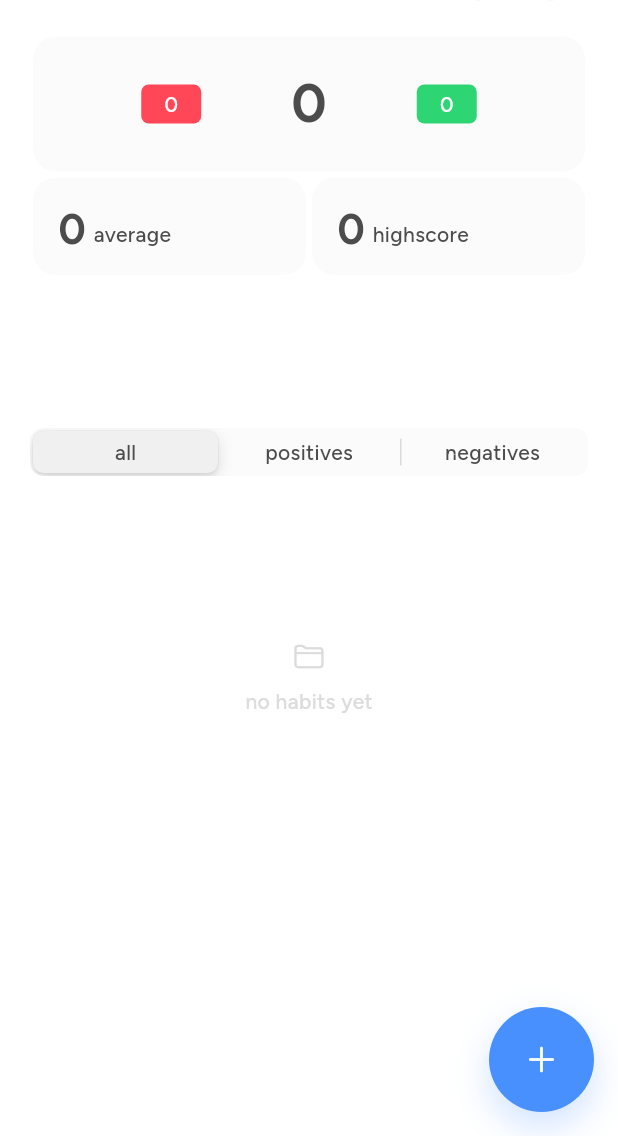
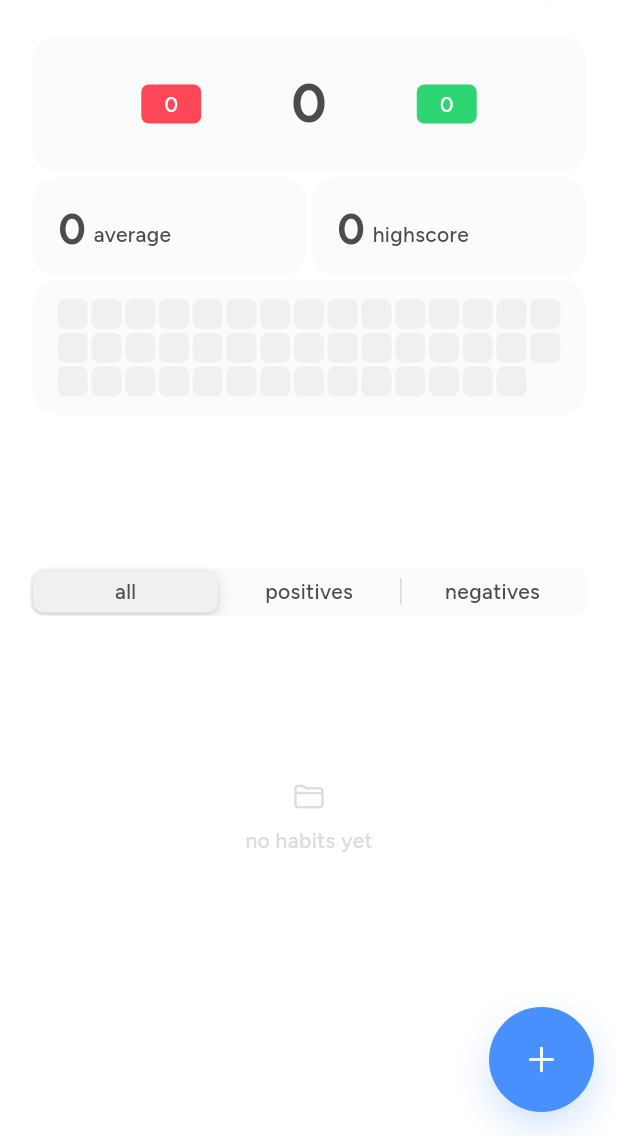
Before and after one commit to Studio-Grosser/gameify, a Flutter app: the MainPage screen opened directly, on a phone screen of 412 x 824 dp, the part 100-1236 px from its top. Run offline on Flutter 3.47's test engine with Material 3 defaults, Android fonts, the phone set to English and light mode, and no system bars; our stand-ins replace flutter_slidable, font_awesome_flutter, gap, sentry_flutter, shared_preferences, sqflite; missing offline and left inert: restart_app; accounts and stored records are empty.

Commit message:
implement heat-map functionality

```diff
--- a/lib/database/date_service.dart
+++ b/lib/database/date_service.dart
@@ -72,12 +72,13 @@ class DateService {
     return 0;
   }
 
-  Future<Map<DateTime, double>> getHeatMapData(int highscore) async {
+  Future<Map<DateTime, double>> getHeatMapData() async {
     final db = await DatabaseService.instance.database;
 
     try {
       final List<Map<String, dynamic>> results = await db.query(Date.tableName);
 
+      int highscore = await getHighestScore();
       Map<DateTime, double> scoreMap = {};
 
       for (var row in results) {
--- a/lib/pages/main_page.dart
+++ b/lib/pages/main_page.dart
@@ -10,6 +10,7 @@ import 'package:gameify/models/date.dart';
 import 'package:gameify/models/habit.dart';
 import 'package:gameify/pages/intro_page.dart';
 import 'package:gameify/widgets/filter_slider.dart';
+import 'package:gameify/widgets/heat_map/heat_map.dart';
 import 'package:gameify/widgets/metric_display.dart';
 import 'package:gameify/widgets/no_habit_info.dart';
 import 'package:gameify/widgets/settings_drawer.dart';
@@ -35,6 +36,7 @@ class _MainPageState extends State<MainPage> {
 
   Future<int?>? highscore;
   Future<double?>? average;
+  Map<DateTime, double>? heatMapData;
 
   Filter currentFilter = Filter.all;
 
@@ -151,13 +153,17 @@ class _MainPageState extends State<MainPage> {
     loadDate();
     loadMetrics();
 
+    DateService().getHeatMapData().then((value) => setState(() {
+          heatMapData = value;
+        }));
+
     Habitservice().readHabits().then((value) => setState(() {
           rawHabits = value;
           sortHabits();
         }));
   }
 
-  void loadMetrics() {
+  Future<void> loadMetrics() async {
     setState(() {
       highscore = DateService().getHighestScore();
       average = DateService().getAverageScore();
@@ -263,6 +269,7 @@ class _MainPageState extends State<MainPage> {
                         MetricDisplay(metric: highscore, unit: 'highscore'),
                       ],
                     ),
+                    HeatMap(data: heatMapData ?? {}),
                     const Gap(100),
                     FilterSlider(
                         currentFilter: currentFilter,
--- /dev/null
+++ b/lib/widgets/heat_map/heat_dot.dart
@@ -0,0 +1,32 @@
+import 'package:flutter/material.dart';
+import 'package:gameify/utils/themes.dart';
+
+class HeatDot extends StatelessWidget {
+  const HeatDot({
+    super.key,
+    required this.size,
+    required this.heatFactor,
+  });
+  final double size;
+  final double heatFactor;
+
+  Color? get colorVariant {
+    if (heatFactor > 0) {
+      return Themes.success.withValues(alpha: heatFactor);
+    }
+    return null;
+  }
+
+  @override
+  Widget build(BuildContext context) {
+    ThemeData theme = Theme.of(context);
+    return Container(
+      width: size,
+      height: size,
+      decoration: BoxDecoration(
+        color: colorVariant ?? theme.colorScheme.secondaryContainer,
+        borderRadius: BorderRadius.circular(size / 4),
+      ),
+    );
+  }
+}
--- /dev/null
+++ b/lib/widgets/heat_map/heat_map.dart
@@ -0,0 +1,57 @@
+import 'package:flutter/cupertino.dart';
+import 'package:gameify/utils/utils.dart';
+import 'package:gameify/widgets/heat_map/heat_dot.dart';
+import 'package:gameify/widgets/styled_container.dart';
+
+class HeatMap extends StatelessWidget {
+  const HeatMap({super.key, required this.data});
+  final Map<DateTime, double> data;
+
+  static const _dotSize = 20.0;
+  static const _dotMargin = 2.5;
+  static const _columns = 3;
+  static const _padding = 10.0;
+
+  static (int, int) _calculateDots(double containerWidth) {
+    double effectiveWidth = containerWidth - (2 * _padding);
+    int dotsInRow = (effectiveWidth / (_dotSize + _dotMargin)).toInt();
+    int dotCount = dotsInRow * _columns - 1;
+    return (dotCount, dotsInRow);
+  }
+
+  static final DateTime _now = DateTime.now().startOfDay;
+
+  @override
+  Widget build(BuildContext context) {
+    return LayoutBuilder(builder: (context, constaints) {
+      (int, int) calculatedDots = _calculateDots(constaints.maxWidth);
+      int dotCount = calculatedDots.$1;
+      int dotsInRow = calculatedDots.$2;
+
+      return StyledContainer(
+          padding: const EdgeInsets.symmetric(
+              vertical: _padding, horizontal: _padding),
+          hideBorder: true,
+          child: Center(
+            child: Wrap(
+              alignment: WrapAlignment.start,
+              spacing: _dotMargin,
+              runSpacing: _dotMargin,
+              children: List.generate(dotCount, (index) {
+                int verticalIndex =
+                    ((index % dotsInRow) * _columns) + (index ~/ dotsInRow);
+
+                DateTime date = _now
+                    .subtract(Duration(days: dotCount - (verticalIndex + 1)));
+
+                double heatFactor = 0;
+                if (data.containsKey(date)) {
+                  heatFactor = data[date]!;
+                }
+                return HeatDot(size: _dotSize, heatFactor: heatFactor);
+              }),
+            ),
+          ));
+    });
+  }
+}
```
